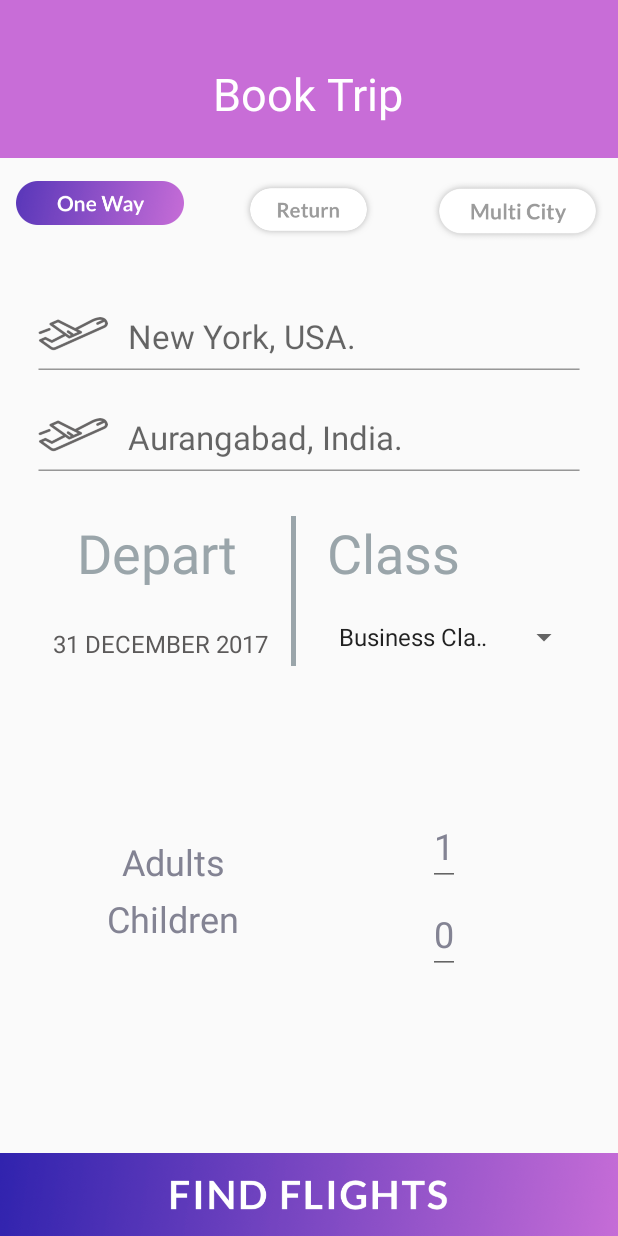
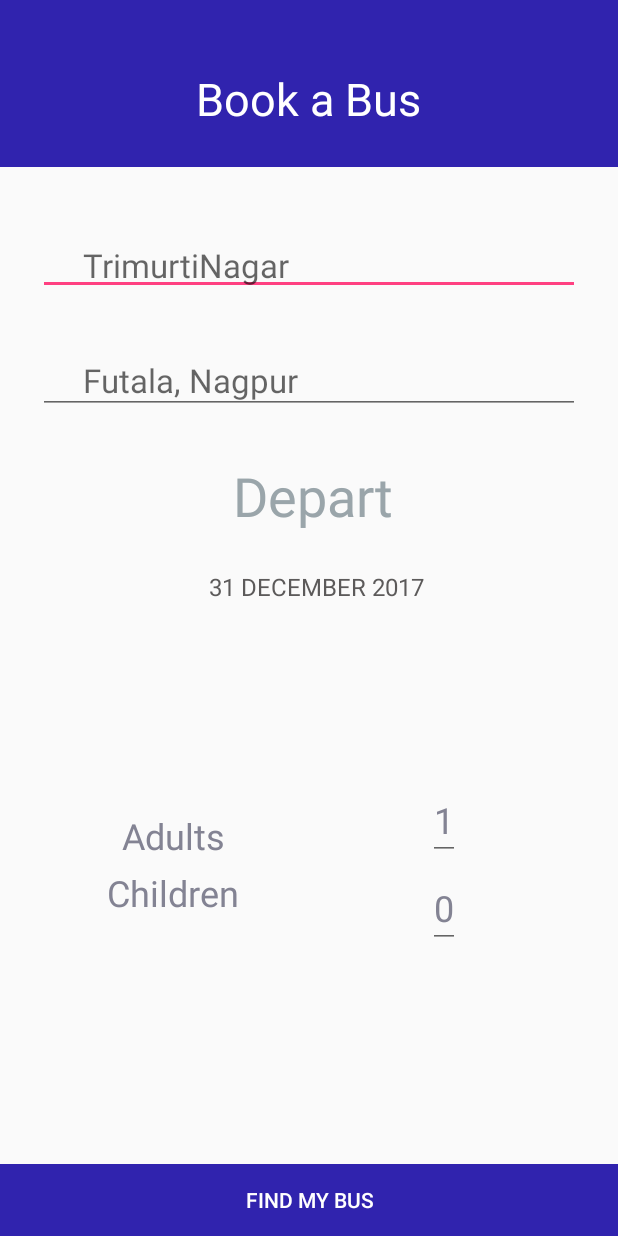
Before and after one commit to PiratedVirus/FlightReservation, an Android app: the screen it shows after launch (MainActivity), on a phone screen of 412 x 824 dp. Run offline under Robolectric (Android 15) with nearby library versions, the phone set to English and light mode, and no system bars; libraries missing offline, so code that uses them is left out: cn.pedant, me.anwarshahriar.calligrapher; 2 statements that could not run were skipped.

```diff
--- a/app/src/main/java/com/piratedvirus/airwaysreservation/MainActivity.java
+++ b/app/src/main/java/com/piratedvirus/airwaysreservation/MainActivity.java
@@ -9,15 +9,12 @@ import android.os.Bundle;
 import android.support.v7.app.AppCompatActivity;
 import android.view.View;
 import android.widget.AdapterView;
-import android.widget.ArrayAdapter;
 import android.widget.DatePicker;
 import android.widget.Spinner;
 import android.widget.TextView;
 import android.widget.Toast;
 
-import java.util.ArrayList;
 import java.util.Calendar;
-import java.util.List;
 import java.util.Locale;
 
 import cn.pedant.SweetAlert.SweetAlertDialog;
@@ -53,26 +50,26 @@ public class MainActivity extends AppCompatActivity implements AdapterView.OnIte
 
 
 
-//        // Spinner element
-        Spinner spinner = (Spinner) findViewById(R.id.selectClass);
-
-        // Spinner click listener
-        spinner.setOnItemSelectedListener(this);
-
-        // Spinner Drop down elements
-        List<String> categories = new ArrayList<String>();
-        categories.add("Business Class");
-        categories.add("Economy Class");
-
-
-        // Creating adapter for spinner
-        ArrayAdapter<String> dataAdapter = new ArrayAdapter<String>(this, android.R.layout.simple_spinner_item, categories);
-
-        // Drop down layout style - list view with radio button
-        dataAdapter.setDropDownViewResource(android.R.layout.simple_spinner_dropdown_item);
-
-        // attaching data adapter to spinner
-        spinner.setAdapter(dataAdapter);
+////        // Spinner element
+//        Spinner spinner = (Spinner) findViewById(R.id.selectClass);
+//
+//        // Spinner click listener
+//        spinner.setOnItemSelectedListener(this);
+//
+//        // Spinner Drop down elements
+//        List<String> categories = new ArrayList<String>();
+//        categories.add("Business Class");
+//        categories.add("Economy Class");
+//
+//
+//        // Creating adapter for spinner
+//        ArrayAdapter<String> dataAdapter = new ArrayAdapter<String>(this, android.R.layout.simple_spinner_item, categories);
+//
+//        // Drop down layout style - list view with radio button
+//        dataAdapter.setDropDownViewResource(android.R.layout.simple_spinner_dropdown_item);
+//
+//        // attaching data adapter to spinner
+//        spinner.setAdapter(dataAdapter);
 
         final Calendar cal = Calendar.getInstance();
         cal.getDisplayName(Calendar.MONTH, Calendar.LONG, Locale.getDefault());
--- a/app/src/main/res/layout/activity_main.xml
+++ b/app/src/main/res/layout/activity_main.xml
@@ -135,7 +135,7 @@
         android:layout_width="match_parent"
         android:layout_height="match_parent"
         android:layout_weight="8"
-        android:background="@color/faintIndigo"
+        android:background="@color/darkBlue"
         android:gravity="center"
         android:paddingBottom="0dp"
         android:layout_marginBottom="15dp">
@@ -145,7 +145,7 @@
             android:layout_height="wrap_content"
             android:gravity="center"
             android:layout_marginTop="10dp"
-            android:text="Book Trip"
+            android:text="Book a Bus"
             android:textColor="#FFFFFF"
             android:textSize="30dp"/>
 
@@ -159,34 +159,7 @@
         android:layout_gravity="center_vertical"
         android:gravity="center">
 
-        <LinearLayout
-            android:layout_width="match_parent"
-            android:layout_height="match_parent"
-            android:layout_weight="9"
-            android:layout_gravity="center_vertical">
 
-            <ImageView
-                android:id="@+id/oneway"
-                android:layout_width="111dp"
-                android:layout_height="29dp"
-                android:layout_weight="2"
-                android:src="@drawable/one_way"/>
-
-            <ImageView
-                android:id="@+id/return_btn"
-                android:layout_width="111dp"
-                android:layout_height="38dp"
-                android:layout_weight="3"
-                android:src="@drawable/return_btn"/>
-
-            <ImageView
-                android:id="@+id/multi_city"
-                android:layout_width="111dp"
-                android:layout_height="40dp"
-                android:layout_weight="2"
-                android:src="@drawable/multi_city"/>
-
-        </LinearLayout>
 
         <RelativeLayout
             android:layout_width="wrap_content"
@@ -198,13 +171,13 @@
             <EditText
                 android:id="@+id/StartCity"
                 android:layout_width="match_parent"
-                android:layout_height="35dp"
-                android:background="@drawable/search_line"
-                android:hint="New York, USA."
+                android:layout_height="wrap_content"
+
+                android:hint="TrimurtiNagar"
                 android:ems="10"
                 android:inputType="textPersonName"
-                android:paddingLeft="60dp"
-                android:paddingBottom="8dp"
+                android:paddingLeft="30dp"
+                android:paddingBottom="5dp"
                 android:textSize="22dp"/>
 
 
@@ -212,22 +185,23 @@
                 android:id="@+id/EndCity"
                 android:layout_below="@id/StartCity"
                 android:layout_width="match_parent"
-                android:layout_height="35dp"
-                android:background="@drawable/search_line"
-                android:hint="Aurangabad, India."
+                android:layout_height="wrap_content"
+
+                android:hint="Futala, Nagpur"
                 android:ems="10"
                 android:inputType="textPersonName"
-                android:paddingLeft="60dp"
+                android:paddingLeft="30dp"
                 android:paddingBottom="8dp"
                 android:layout_marginTop="32dp"
                 android:textSize="22dp"/>
 
             <RelativeLayout
                 android:id="@+id/middleRow"
-                android:layout_width="match_parent"
+                android:layout_width="wrap_content"
                 android:layout_height="wrap_content"
                 android:layout_below="@+id/EndCity"
-                android:layout_marginTop="30dp">
+                android:layout_marginTop="30dp"
+                android:layout_centerHorizontal="true">
 
                 <RelativeLayout
                     android:id="@+id/departDate"
@@ -258,41 +232,9 @@
                         android:textSize="16dp"/>
                 </RelativeLayout>
 
-                <ImageView
-                    android:id="@+id/sep_line"
-                    android:layout_width="wrap_content"
-                    android:layout_height="100dp"
-                    android:layout_toRightOf="@+id/departDate"
-                    android:background="@drawable/sep_line"
-                    android:layout_marginLeft="15dp"
-                    android:layout_marginRight="15dp"/>
 
-                <RelativeLayout
-                    android:id="@+id/planeClass"
-                    android:layout_width="wrap_content"
-                    android:layout_height="wrap_content"
-                    android:paddingLeft="5dp"
-                    android:textAlignment="textEnd"
-                    android:layout_toRightOf="@+id/sep_line">
 
-                    <TextView
-                        android:id="@+id/classLabel"
-                        android:layout_width="wrap_content"
-                        android:layout_height="wrap_content"
-                        android:text="Class"
-                        android:textAlignment="viewEnd"
-                        android:textColor="#9AA5AA"
-                        android:textSize="36dp" />
 
-                    <Spinner
-                        android:id="@+id/selectClass"
-                        android:layout_width="match_parent"
-                        android:layout_height="wrap_content"
-                        android:layout_below="@+id/classLabel"
-                        android:layout_marginTop="20dp"
-                        android:text="BUSINESS CLASS"
-                        android:textColor="#5C5A5A"/>
-                </RelativeLayout>
 
             </RelativeLayout>
 
@@ -382,11 +324,14 @@
         android:layout_width="match_parent"
         android:layout_height="wrap_content"
         android:layout_weight="1">
-        <ImageView
-            android:layout_width="wrap_content"
-            android:layout_height="55dp"
+
+        <Button
+            android:layout_width="match_parent"
+            android:layout_height="wrap_content"
+            android:text="Find My Bus"
             android:onClick="findFlight"
-            android:src="@drawable/find_flight"/>
+            android:textColor="#FFFF"
+            android:background="@color/darkBlue"/>
     </LinearLayout>
 
 
```
Also changed, not shown: app/src/main/java/com/piratedvirus/airwaysreservation/Ticket.java (+4 -5 lines), app/src/main/java/com/piratedvirus/airwaysreservation/showFlights.java (+12 -13 lines), app/src/main/res/layout/activity_show_flights.xml (+12 -61 lines), app/src/main/assets/fonts/lato.ttf.
